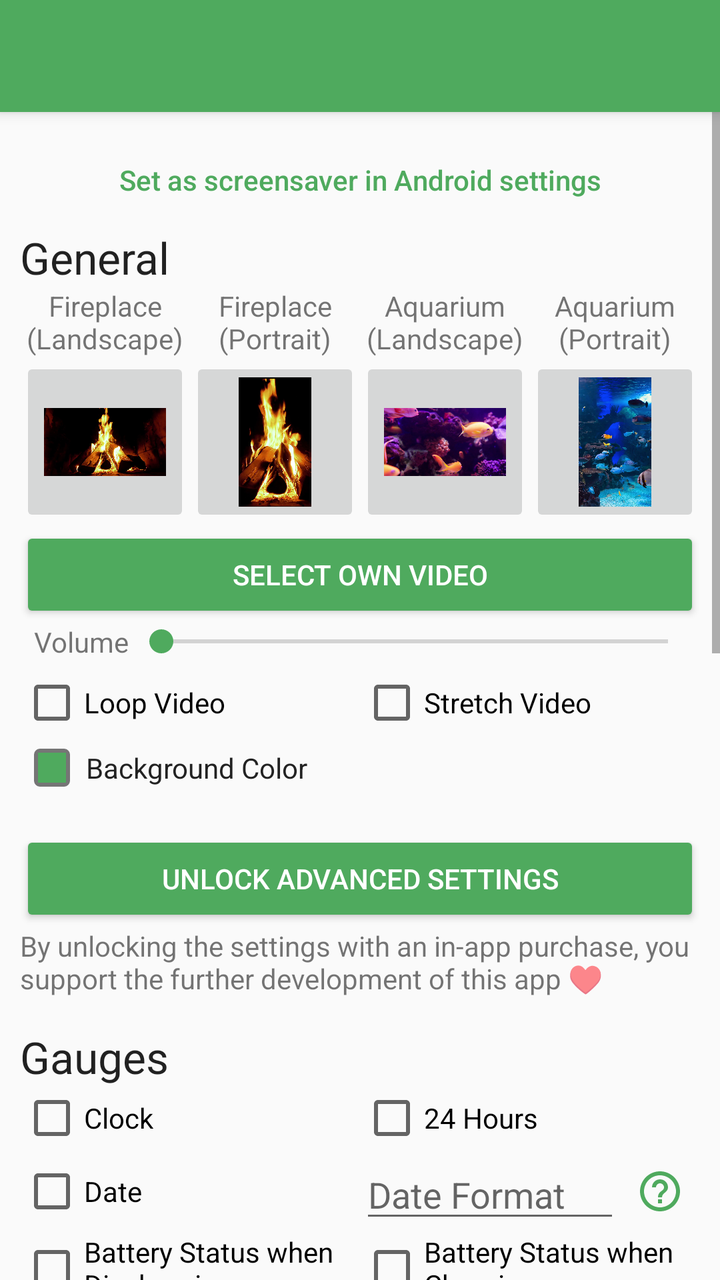
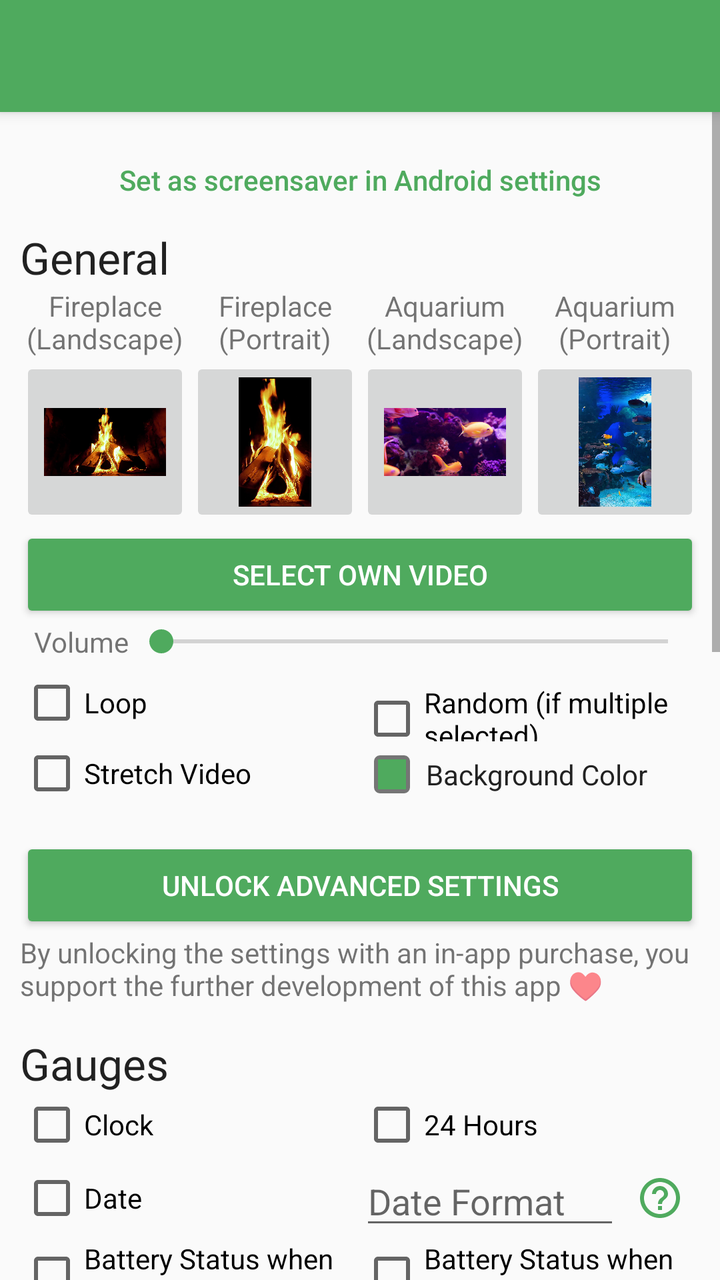

The first picture is an Android layout as it rendered before a commit; the second is the same layout after the commit. The layout source and the unified diff follow.
<!-- AndroidManifest.xml: application theme Theme.VideoScreensaver -->
<!-- res/layout/activity_settings.xml -->
<?xml version="1.0" encoding="utf-8"?>
<androidx.coordinatorlayout.widget.CoordinatorLayout
    android:id="@+id/settingsMainView"
    xmlns:android="http://schemas.android.com/apk/res/android"
    xmlns:app="http://schemas.android.com/apk/res-auto"
    xmlns:tools="http://schemas.android.com/tools"
    android:layout_width="match_parent"
    android:layout_height="match_parent"
    tools:context=".BaseSettingsActivity">

    <com.google.android.material.appbar.AppBarLayout
        android:layout_width="match_parent"
        android:layout_height="wrap_content"
        android:fitsSystemWindows="true">

        <androidx.appcompat.widget.Toolbar
            android:id="@+id/toolbar"
            android:layout_width="match_parent"
            android:layout_height="?attr/actionBarSize"
            android:theme="@style/ThemeOverlay.AppCompat.Dark.ActionBar" />

    </com.google.android.material.appbar.AppBarLayout>

    <ScrollView
        android:layout_width="match_parent"
        android:layout_height="match_parent"
        app:layout_behavior="@string/appbar_scrolling_view_behavior">

        <LinearLayout
            style="@style/width_match_parent_max_200"
            android:layout_height="wrap_content"
            android:layout_margin="10dp"
            android:orientation="vertical"
            android:layout_gravity="center_horizontal">

            <TextView
                android:id="@+id/textViewFireTvNotes"
                android:layout_width="match_parent"
                android:layout_height="wrap_content"
                android:visibility="gone"
                android:layout_marginBottom="4dp"
                android:text="@string/fire_tv_notes" />

            <TextView
                android:id="@+id/textViewHighContrastNotes"
                android:layout_width="match_parent"
                android:layout_height="wrap_content"
                android:visibility="gone"
                android:layout_marginBottom="4dp"
                android:text="@string/high_contrast_text_notes" />

            <Button
                android:id="@+id/buttonDreamSettings"
                style="@style/Widget.AppCompat.Button.Borderless.Colored"
                android:layout_width="match_parent"
                android:layout_height="wrap_content"
                android:onClick="onClickDreamSettings"
                android:textAllCaps="false"
                android:text="@string/set_as_screensaver_in_android_settings" />

            <TextView
                android:layout_width="match_parent"
                android:layout_height="wrap_content"
                android:text="@string/general"
                android:textAppearance="@style/TextAppearance.AppCompat.Large" />
            <LinearLayout
                android:layout_width="match_parent"
                android:layout_height="120dp">
                <LinearLayout
                    android:layout_width="0dp"
                    android:layout_height="wrap_content"
                    android:layout_weight="1"
                    android:orientation="vertical">
                    <TextView
                        android:layout_width="match_parent"
                        android:layout_height="wrap_content"
                        android:textAlignment="center"
                        android:text="@string/fireplace_landscape" />
                    <ImageButton
                        android:id="@+id/buttonDownloadFireplaceLandscape"
                        android:layout_width="match_parent"
                        android:layout_height="match_parent"
                        android:scaleType="fitCenter"
                        android:contentDescription="@string/fireplace_landscape"
                        android:src="@drawable/fire_landscape" />
                </LinearLayout>
                <LinearLayout
                    android:layout_width="0dp"
                    android:layout_height="wrap_content"
                    android:layout_weight="1"
                    android:orientation="vertical">
                    <TextView
                        android:layout_width="match_parent"
                        android:layout_height="wrap_content"
                        android:textAlignment="center"
                        android:text="@string/fireplace_portrait" />
                    <ImageButton
                        android:id="@+id/buttonDownloadFireplacePortrait"
                        android:layout_width="match_parent"
                        android:layout_height="match_parent"
                        android:scaleType="fitCenter"
                        android:contentDescription="@string/fireplace_portrait"
                        android:src="@drawable/fire_portrait" />
                </LinearLayout>
                <LinearLayout
                    android:layout_width="0dp"
                    android:layout_height="wrap_content"
                    android:layout_weight="1"
                    android:orientation="vertical">
                    <TextView
                        android:layout_width="match_parent"
                        android:layout_height="wrap_content"
                        android:textAlignment="center"
                        android:text="@string/aquarium_landscape" />
                    <ImageButton
                        android:id="@+id/buttonDownloadAquariumLandscape"
                        android:layout_width="match_parent"
                        android:layout_height="match_parent"
                        android:scaleType="fitCenter"
                        android:contentDescription="@string/aquarium_landscape"
                        android:src="@drawable/aquarium_landscape" />
                </LinearLayout>
                <LinearLayout
                    android:layout_width="0dp"
                    android:layout_height="wrap_content"
                    android:layout_weight="1"
                    android:orientation="vertical">
                    <TextView
                        android:layout_width="match_parent"
                        android:layout_height="wrap_content"
                        android:textAlignment="center"
                        android:text="@string/aquarium_portrait" />
                    <ImageButton
                        android:id="@+id/buttonDownloadAquariumPortrait"
                        android:layout_width="match_parent"
                        android:layout_height="match_parent"
                        android:scaleType="fitCenter"
                        android:contentDescription="@string/aquarium_portrait"
                        android:src="@drawable/aquarium_portrait" />
                </LinearLayout>
            </LinearLayout>
            <Button
                android:id="@+id/buttonSelectVideo"
                style="@style/Widget.AppCompat.Button.Colored"
                android:layout_width="match_parent"
                android:layout_height="wrap_content"
                android:onClick="onClickSelectVideo"
                android:text="@string/select_own_video" />

            <LinearLayout
                android:layout_width="match_parent"
                android:layout_height="wrap_content">
                <TextView
                    android:layout_width="wrap_content"
                    android:layout_height="wrap_content"
                    android:layout_marginStart="7dp"
                    android:text="@string/volume" />
                <SeekBar
                    android:id="@+id/seekBarVolume"
                    android:layout_gravity="center"
                    android:max="100"
                    android:layout_width="match_parent"
                    android:layout_height="wrap_content" />
            </LinearLayout>

            <Space
                android:layout_width="match_parent"
                android:layout_height="5dp" />

            <LinearLayout
                android:layout_width="match_parent"
                android:layout_height="wrap_content">
                <CheckBox
                    android:id="@+id/checkBoxLoop"
                    android:layout_width="0dp"
                    android:layout_height="wrap_content"
                    android:layout_weight="1"
                    android:text="@string/loop_video" />
                <CheckBox
                    android:id="@+id/checkBoxStretch"
                    android:layout_width="0dp"
                    android:layout_height="wrap_content"
                    android:layout_weight="1"
                    android:text="@string/stretch_video" />
            </LinearLayout>

            <LinearLayout
                android:id="@+id/viewColorChangerBackground"
                android:layout_width="match_parent"
                android:layout_height="wrap_content"
                android:layout_weight="1"
                android:orientation="horizontal"
                android:padding="@dimen/padding_setting"
                android:focusable="true"
                android:clickable="true"
                android:background="?attr/selectableItemBackground">
                <FrameLayout
                    android:layout_width="@dimen/width_color_preview"
                    android:layout_height="match_parent"
                    android:padding="@dimen/color_preview_border"
                    android:background="@drawable/border">
                    <View
                        android:id="@+id/viewColorPreviewBackground"
                        android:layout_width="match_parent"
                        android:layout_height="match_parent"
                        android:background="@color/primary" />
                </FrameLayout>
                <Space
                    android:layout_width="@dimen/space_color_preview"
                    android:layout_height="match_parent" />
                <TextView
                    android:layout_width="0dp"
                    android:layout_height="wrap_content"
                    android:layout_weight="1"
                    android:textColor="@color/checkbox_text_color"
                    android:duplicateParentState="true"
                    android:hyphenationFrequency="normal"
                    android:text="@string/background_color" />
            </LinearLayout>

            <Space
                android:layout_width="match_parent"
                android:layout_height="15dp" />

            <LinearLayout
                android:id="@+id/linearLayoutInAppPurchase"
                android:layout_width="match_parent"
                android:layout_height="wrap_content"
                android:orientation="vertical">
                <Button
                    android:id="@+id/buttonUnlockSettings"
                    style="@style/Widget.AppCompat.Button.Colored"
                    android:enabled="true"
                    android:layout_width="match_parent"
                    android:layout_height="wrap_content"
                    android:onClick="doBuyUnlockSettings"
                    android:text="@string/unlock_settings" />
                <TextView
                    android:layout_width="match_parent"
                    android:layout_height="wrap_content"
                    android:text="@string/purchase_support_note" />
                <Space
                    android:layout_width="match_parent"
                    android:layout_height="15dp" />
            </LinearLayout>

            <TextView
                android:layout_width="match_parent"
                android:layout_height="wrap_content"
                android:text="@string/gauges"
                android:textAppearance="@style/TextAppearance.AppCompat.Large" />

            <LinearLayout
                android:orientation="horizontal"
                android:layout_width="match_parent"
                android:layout_height="wrap_content">
                <CheckBox
                    android:id="@+id/checkBoxClock"
                    android:layout_width="0dp"
                    android:layout_height="wrap_content"
                    android:layout_weight="1"
                    android:text="@string/clock" />
                <CheckBox
                    android:id="@+id/checkBoxHrs24"
                    android:layout_width="0dp"
                    android:layout_height="wrap_content"
                    android:layout_weight="1"
                    android:text="@string/hrs24" />
            </LinearLayout>

            <LinearLayout
                android:orientation="horizontal"
                android:layout_width="match_parent"
                android:layout_height="wrap_content">
                <CheckBox
                    android:id="@+id/checkBoxDate"
                    android:layout_width="0dp"
                    android:layout_height="wrap_content"
                    android:layout_weight="1"
                    android:layout_gravity="center"
                    android:text="@string/date" />
                <LinearLayout
                    android:layout_width="0dp"
                    android:layout_height="wrap_content"
                    android:layout_weight="1">
                    <EditText
                        android:id="@+id/editTextDateFormat"
                        android:layout_width="0dp"
                        android:layout_height="wrap_content"
                        android:layout_weight="1"
                        android:hint="@string/date_format" />
                    <ImageButton
                        android:layout_width="40dp"
                        android:layout_height="match_parent"
                        style="@style/Widget.AppCompat.Button.Borderless.Colored"
                        app:tint="@color/primary"
                        app:srcCompat="@drawable/outline_help_outline_24"
                        android:onClick="onClickDateFormatHelp" />
                </LinearLayout>
            </LinearLayout>

            <LinearLayout
                android:orientation="horizontal"
                android:layout_width="match_parent"
                android:layout_height="wrap_content">
                <CheckBox
                    android:id="@+id/checkBoxShowBatteryInfo"
                    android:layout_width="0dp"
                    android:layout_height="wrap_content"
                    android:layout_weight="1"
                    android:text="@string/show_battery_status_when_power_supply_is_not_plugged_in" />
                <CheckBox
                    android:id="@+id/checkBoxShowBatteryInfoWhenCharging"
                    android:layout_width="0dp"
                    android:layout_height="wrap_content"
                    android:layout_weight="1"
                    android:text="@string/show_battery_status_when_power_supply_is_plugged_in" />
            </LinearLayout>
            <LinearLayout
                android:orientation="horizontal"
                android:layout_width="match_parent"
                android:layout_height="wrap_content">
                <CheckBox
                    android:id="@+id/checkBoxShowAlarms"
                    android:layout_width="0dp"
                    android:layout_height="wrap_content"
                    android:layout_weight="1"
                    android:text="@string/show_alarms" />
                <LinearLayout
                    android:id="@+id/viewColorChangerClock"
                    android:layout_width="0dp"
                    android:layout_height="wrap_content"
                    android:layout_weight="1"
                    android:orientation="horizontal"
                    android:padding="@dimen/padding_setting"
                    android:focusable="true"
                    android:clickable="true"
                    android:background="?attr/selectableItemBackground">
                    <FrameLayout
                        android:layout_width="@dimen/width_color_preview"
                        android:layout_height="match_parent"
                        android:padding="@dimen/color_preview_border"
                        android:background="@drawable/border">
                        <View
                            android:id="@+id/viewColorPreviewClock"
                            android:layout_width="match_parent"
                            android:layout_height="match_parent"
                            android:background="@color/primary" />
                    </FrameLayout>
                    <Space
                        android:layout_width="@dimen/space_color_preview"
                        android:layout_height="match_parent" />
                    <TextView
                        android:layout_width="0dp"
                        android:layout_height="wrap_content"
                        android:layout_weight="1"
                        android:textColor="@color/checkbox_text_color"
                        android:duplicateParentState="true"
                        android:hyphenationFrequency="normal"
                        android:text="@string/text_color" />
                </LinearLayout>
            </LinearLayout>

            <RadioGroup
                android:orientation="horizontal"
                android:layout_width="match_parent"
                android:layout_height="wrap_content">
                <RadioButton
                    android:id="@+id/radioButtonTop"
                    android:layout_width="0dp"
                    android:layout_height="wrap_content"
                    android:layout_weight="1"
                    android:text="@string/top" />
                <RadioButton
                    android:id="@+id/radioButtonCenterY"
                    android:layout_width="0dp"
                    android:layout_height="wrap_content"
                    android:layout_weight="1"
                    android:text="@string/center" />
                <RadioButton
                    android:id="@+id/radioButtonBottom"
                    android:layout_width="0dp"
                    android:layout_height="wrap_content"
                    android:layout_weight="1"
                    android:text="@string/bottom" />
            </RadioGroup>
            <RadioGroup
                android:orientation="horizontal"
                android:layout_width="match_parent"
                android:layout_height="wrap_content">
                <RadioButton
                    android:id="@+id/radioButtonLeft"
                    android:layout_width="0dp"
                    android:layout_height="wrap_content"
                    android:layout_weight="1"
                    android:text="@string/left" />
                <RadioButton
                    android:id="@+id/radioButtonCenterX"
                    android:layout_width="0dp"
                    android:layout_height="wrap_content"
                    android:layout_weight="1"
                    android:text="@string/center" />
                <RadioButton
                    android:id="@+id/radioButtonRight"
                    android:layout_width="0dp"
                    android:layout_height="wrap_content"
                    android:layout_weight="1"
                    android:text="@string/right" />
            </RadioGroup>

            <Space
                android:layout_width="match_parent"
                android:layout_height="5dp" />

            <TextView
                android:layout_width="match_parent"
                android:layout_height="wrap_content"
                android:padding="@dimen/padding_setting"
                android:text="@string/dseg_font_note"
                android:textSize="11sp" />

            <Space
                android:layout_width="match_parent"
                android:layout_height="15dp" />

            <TextView
                android:layout_width="match_parent"
                android:layout_height="wrap_content"
                android:text="@string/more_apps"
                android:textAppearance="@style/TextAppearance.AppCompat.Headline" />
            <LinearLayout
                android:layout_width="match_parent"
                android:layout_height="wrap_content"
                android:orientation="horizontal">
                <ImageView
                    android:layout_width="50dp"
                    android:layout_height="50dp"
                    android:layout_gravity="center_vertical"
                    android:src="@drawable/logo_fsclock" />
                <Button
                    style="@style/Widget.AppCompat.Button.Borderless.Colored"
                    android:layout_width="wrap_content"
                    android:layout_height="wrap_content"
                    android:layout_gravity="center_vertical"
                    android:onClick="onClickFsClock"
                    android:text="@string/clock_screensaver_for_android"
                    android:textAllCaps="false" />
            </LinearLayout>
            <LinearLayout
                android:layout_width="match_parent"
                android:layout_height="wrap_content"
                android:orientation="horizontal">
                <ImageView
                    android:layout_width="50dp"
                    android:layout_height="50dp"
                    android:layout_gravity="center_vertical"
                    android:src="@drawable/logo_customerdb" />
                <Button
                    style="@style/Widget.AppCompat.Button.Borderless.Colored"
                    android:layout_width="wrap_content"
                    android:layout_height="wrap_content"
                    android:layout_gravity="center_vertical"
                    android:onClick="onClickCustomerDatabaseApp"
                    android:text="@string/customer_database_for_android"
                    android:textAllCaps="false" />
            </LinearLayout>
            <LinearLayout
                android:layout_width="match_parent"
                android:layout_height="wrap_content"
                android:orientation="horizontal">
                <ImageView
                    android:layout_width="50dp"
                    android:layout_height="50dp"
                    android:layout_gravity="center_vertical"
                    android:src="@drawable/logo_remotepointer" />
                <Button
                    style="@style/Widget.AppCompat.Button.Borderless.Colored"
                    android:layout_width="wrap_content"
                    android:layout_height="wrap_content"
                    android:layout_gravity="center_vertical"
                    android:onClick="onClickRemotePointerApp"
                    android:text="@string/remote_pointer_for_android"
                    android:textAllCaps="false" />
            </LinearLayout>
            <LinearLayout
                android:layout_width="match_parent"
                android:layout_height="wrap_content"
                android:orientation="horizontal">
                <ImageView
                    android:layout_width="50dp"
                    android:layout_height="50dp"
                    android:layout_gravity="center_vertical"
                    android:src="@drawable/logo_ballbreak" />
                <Button
                    style="@style/Widget.AppCompat.Button.Borderless.Colored"
                    android:layout_width="wrap_content"
                    android:layout_height="wrap_content"
                    android:layout_gravity="center_vertical"
                    android:onClick="onClickBallBreakApp"
                    android:text="@string/ballbreak_for_android"
                    android:textAllCaps="false" />
            </LinearLayout>
            <LinearLayout
                android:layout_width="match_parent"
                android:layout_height="wrap_content"
                android:orientation="horizontal">
                <ImageView
                    android:layout_width="50dp"
                    android:layout_height="50dp"
                    android:layout_gravity="center_vertical"
                    android:src="@drawable/logo_oco" />
                <Button
                    style="@style/Widget.AppCompat.Button.Borderless.Colored"
                    android:layout_width="wrap_content"
                    android:layout_height="wrap_content"
                    android:layout_gravity="center_vertical"
                    android:onClick="onClickOco"
                    android:text="@string/open_computer_orchestration"
                    android:textAllCaps="false" />
            </LinearLayout>

            <Space
                android:layout_width="match_parent"
                android:layout_height="15dp" />

            <TextView
                android:layout_width="wrap_content"
                android:layout_height="wrap_content"
                android:text="@string/open_source"
                android:textAppearance="@style/TextAppearance.AppCompat.Headline" />
            <TextView
                android:layout_width="wrap_content"
                android:layout_height="wrap_content"
                android:text="@string/open_source_text"
                android:textAppearance="@style/TextAppearance.AppCompat.Body1" />
            <Button
                style="@style/Widget.AppCompat.Button.Borderless.Colored"
                android:layout_width="match_parent"
                android:layout_height="wrap_content"
                android:onClick="onClickGithub"
                android:textAllCaps="false"
                android:text="@string/project_website" />

            <TextView
                android:id="@+id/textViewBuildInfo"
                android:layout_width="match_parent"
                android:layout_height="match_parent"
                android:textAlignment="center"
                android:textAllCaps="true"
                android:textSize="11sp"
                android:alpha="0.5"
                android:text="" />

            <Space
                android:layout_width="match_parent"
                android:layout_height="15dp" />

        </LinearLayout>
    </ScrollView>

</androidx.coordinatorlayout.widget.CoordinatorLayout>
<!-- resources referenced by this layout -->
<resources>
  <color name="primary">#4FAA5E</color>
  <dimen name="color_preview_border">2dp</dimen>
  <dimen name="padding_setting">7dp</dimen>
  <dimen name="space_color_preview">8dp</dimen>
  <dimen name="width_color_preview">18dp</dimen>
  <string name="aquarium_landscape">Aquarium (Landscape)</string>
  <string name="aquarium_portrait">Aquarium (Portrait)</string>
  <string name="background_color">Background Color</string>
  <string name="ballbreak_for_android">BallBreak for Android</string>
  <string name="bottom">Bottom</string>
  <string name="center">Center</string>
  <string name="clock">Clock</string>
  <string name="clock_screensaver_for_android">Clock Screensaver for Android</string>
  <string name="customer_database_for_android">Customer Database for Android</string>
  <string name="date">Date</string>
  <string name="date_format">Date Format</string>
  <string name="dseg_font_note" translatable="false">
  DSEG Font Copyright (c) 2017, keshikan (http://www.keshikan.net). Cairo Font Copyright (c) Mohamed Gaber.
  This Font Software is licensed under the SIL Open Font License, Version 1.1 (http://scripts.sil.org/OFL).
  Roboto Font Copyright (c) Christian Robertson. Licensed under the Apache License, Version 2.0.
      </string>
  <string name="fire_tv_notes">Important notice for FireTV devices: Amazon FireOS does not officially allow changing the system screensaver to a 3rd party app, but there is a workaround possible using the developer tools. Details are explained in the Github repo (see below). Without the workaround, the clock can still be started on FireTV devices like a normal app.</string>
  <string name="fireplace_landscape">Fireplace (Landscape)</string>
  <string name="fireplace_portrait">Fireplace (Portrait)</string>
  <string name="gauges">Gauges</string>
  <string name="general">General</string>
  <string name="high_contrast_text_notes">Attention: you have \'High Contrast Text\' enabled in the Android system accessibility settings. This will destroy the digital clock design. Please disable this setting for a proper user experience.</string>
  <string name="hrs24">24 Hours</string>
  <string name="left">Left</string>
  <string name="loop_video">Loop Video</string>
  <string name="more_apps">More Apps</string>
  <string name="open_computer_orchestration">Open Computer Orchestration</string>
  <string name="open_source">Fork Me</string>
  <string name="open_source_text">This app is Open Source. If you want to improve the app or its translations, please check out the repository on Github.</string>
  <string name="project_website" translatable="false">https://github.com/schorschii/VideoScreensaver-Android</string>
  <string name="purchase_support_note">By unlocking the settings with an in-app purchase, you support the further development of this app ♥</string>
  <string name="remote_pointer_for_android">RemotePointer for Android</string>
  <string name="right">Right</string>
  <string name="select_own_video">Select own Video</string>
  <string name="set_as_screensaver_in_android_settings">Set as screensaver in Android settings</string>
  <string name="show_alarms">Alarms</string>
  <string name="show_battery_status_when_power_supply_is_not_plugged_in">Battery Status when Discharging</string>
  <string name="show_battery_status_when_power_supply_is_plugged_in">Battery Status when Charging</string>
  <string name="stretch_video">Stretch Video</string>
  <string name="text_color">Text Color</string>
  <string name="top">Top</string>
  <string name="unlock_settings">Unlock Advanced Settings</string>
  <string name="volume">Volume</string>
  <style name="width_match_parent_max_200">
          <item name="android:layout_width">match_parent</item>
      </style>
  <style name="Theme.VideoScreensaver" parent="Base.Theme.VideoScreensaver" />
  <dimen name="color_preview_radius">2dp</dimen>
  <color name="previewBorder">#757575</color>
  <!-- unchanged entries left out for length: 13 -->
</resources>

<!-- the commit's change to res/layout/activity_settings.xml (unified diff, before → after) -->
@@ -175,18 +175,27 @@
                     android:layout_width="0dp"
                     android:layout_height="wrap_content"
                     android:layout_weight="1"
-                    android:text="@string/loop_video" />
-                <CheckBox
-                    android:id="@+id/checkBoxStretch"
-                    android:layout_width="0dp"
-                    android:layout_height="wrap_content"
-                    android:layout_weight="1"
-                    android:text="@string/stretch_video" />
-            </LinearLayout>
-
+                    android:text="@string/loop" />
+                <CheckBox
+                    android:id="@+id/checkBoxRandom"
+                    android:layout_width="0dp"
+                    android:layout_height="wrap_content"
+                    android:layout_weight="1"
+                    android:text="@string/random" />
+            </LinearLayout>
+
+        <LinearLayout
+            android:layout_width="match_parent"
+            android:layout_height="wrap_content">
+            <CheckBox
+                android:id="@+id/checkBoxStretch"
+                android:layout_width="0dp"
+                android:layout_height="wrap_content"
+                android:layout_weight="1"
+                android:text="@string/stretch_video" />
             <LinearLayout
                 android:id="@+id/viewColorChangerBackground"
-                android:layout_width="match_parent"
+                android:layout_width="0dp"
                 android:layout_height="wrap_content"
                 android:layout_weight="1"
                 android:orientation="horizontal"
@@ -217,6 +226,7 @@
                     android:hyphenationFrequency="normal"
                     android:text="@string/background_color" />
             </LinearLayout>
+        </LinearLayout>
 
             <Space
                 android:layout_width="match_parent"
<!-- resource entries referenced after the edit -->
@@ -29,13 +29,14 @@
   <string name="high_contrast_text_notes">Attention: you have \'High Contrast Text\' enabled in the Android system accessibility settings. This will destroy the digital clock design. Please disable this setting for a proper user experience.</string>
   <string name="hrs24">24 Hours</string>
   <string name="left">Left</string>
-  <string name="loop_video">Loop Video</string>
+  <string name="loop">Loop</string>
   <string name="more_apps">More Apps</string>
   <string name="open_computer_orchestration">Open Computer Orchestration</string>
   <string name="open_source">Fork Me</string>
   <string name="open_source_text">This app is Open Source. If you want to improve the app or its translations, please check out the repository on Github.</string>
   <string name="project_website" translatable="false">https://github.com/schorschii/VideoScreensaver-Android</string>
   <string name="purchase_support_note">By unlocking the settings with an in-app purchase, you support the further development of this app ♥</string>
+  <string name="random">Random (if multiple selected)</string>
   <string name="remote_pointer_for_android">RemotePointer for Android</string>
   <string name="right">Right</string>
   <string name="select_own_video">Select own Video</string>
